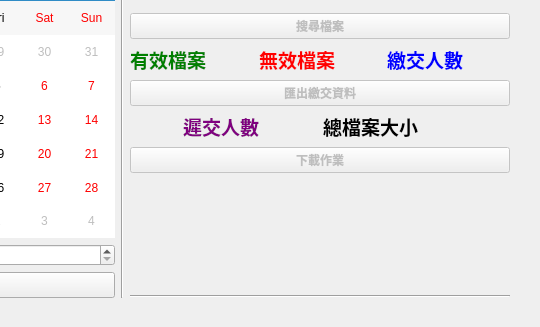
Qt form ui.ui (EonianCoda/ncku_RLLab_hw_manager) before a commit; both pictures show x 295 to 835 and y 371 to 698 of the 835 by 698 pixel window.
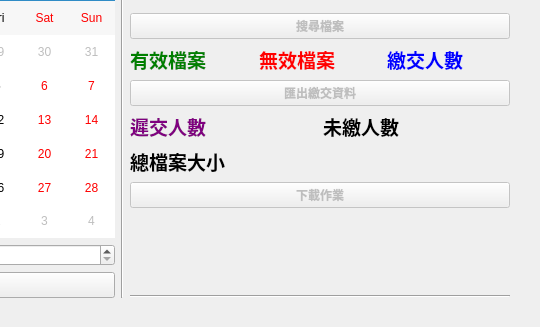
The same form after that commit. Icons and pictures are not drawn.

Commit message: add TA white list and output file contain all students

Diff of the .ui file:
```diff
--- a/ui.ui
+++ b/ui.ui
@@ -352,12 +352,12 @@
                  <string>遲交人數 </string>
                 </property>
                 <property name="alignment">
-                 <set>Qt::AlignCenter</set>
+                 <set>Qt::AlignLeading|Qt::AlignLeft|Qt::AlignVCenter</set>
                 </property>
                </widget>
               </item>
               <item>
-               <widget class="QLabel" name="total_file_size_label">
+               <widget class="QLabel" name="no_submitted_student_num_label">
                 <property name="font">
                  <font>
                   <family>微軟正黑體</family>
@@ -367,16 +367,41 @@
                   <bold>true</bold>
                  </font>
                 </property>
+                <property name="layoutDirection">
+                 <enum>Qt::LeftToRight</enum>
+                </property>
                 <property name="styleSheet">
-                 <string notr="true">color:black;</string>
+                 <string notr="true">color:&quot;dark red&quot;;</string>
                 </property>
                 <property name="text">
-                 <string>總檔案大小</string>
+                 <string>未繳人數 </string>
+                </property>
+                <property name="alignment">
+                 <set>Qt::AlignLeading|Qt::AlignLeft|Qt::AlignVCenter</set>
                 </property>
                </widget>
               </item>
              </layout>
             </item>
+            <item>
+             <widget class="QLabel" name="total_file_size_label">
+              <property name="font">
+               <font>
+                <family>微軟正黑體</family>
+                <pointsize>14</pointsize>
+                <weight>75</weight>
+                <italic>false</italic>
+                <bold>true</bold>
+               </font>
+              </property>
+              <property name="styleSheet">
+               <string notr="true">color:black;</string>
+              </property>
+              <property name="text">
+               <string>總檔案大小</string>
+              </property>
+             </widget>
+            </item>
             <item>
              <layout class="QHBoxLayout" name="horizontalLayout_5">
               <item>
```
The commit also changes 7 other files.
